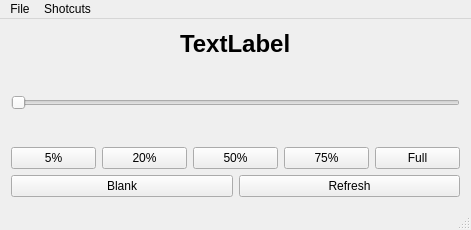
jonathangingras/jobacklightcontroller, file mainwindow.ui: the form before one commit.
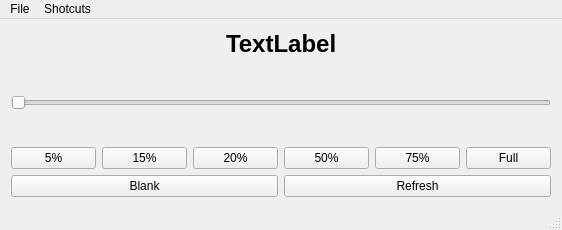
The form after the commit. Icons and pictures are not drawn.

The edit to the form file:
```diff
--- a/mainwindow.ui
+++ b/mainwindow.ui
@@ -6,7 +6,7 @@
    <rect>
     <x>0</x>
     <y>0</y>
-    <width>471</width>
+    <width>562</width>
     <height>230</height>
    </rect>
   </property>
@@ -112,6 +112,13 @@
           </property>
          </widget>
         </item>
+        <item>
+         <widget class="QPushButton" name="pushButton_8">
+          <property name="text">
+           <string>15%</string>
+          </property>
+         </widget>
+        </item>
         <item>
          <widget class="QPushButton" name="pushButton_5">
           <property name="text">
@@ -170,8 +177,8 @@
     <rect>
      <x>0</x>
      <y>0</y>
-     <width>471</width>
-     <height>27</height>
+     <width>562</width>
+     <height>26</height>
     </rect>
    </property>
    <widget class="QMenu" name="menuFile">
```
Left out of the diff: 8 changed lines with no effect on the pictures.
